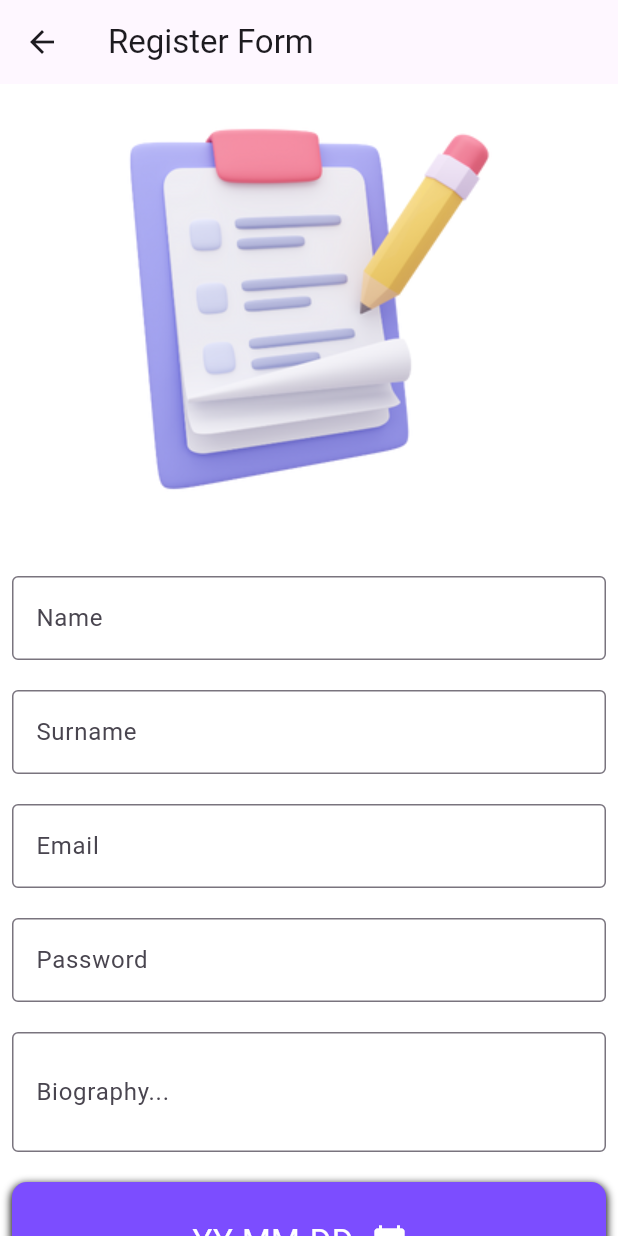
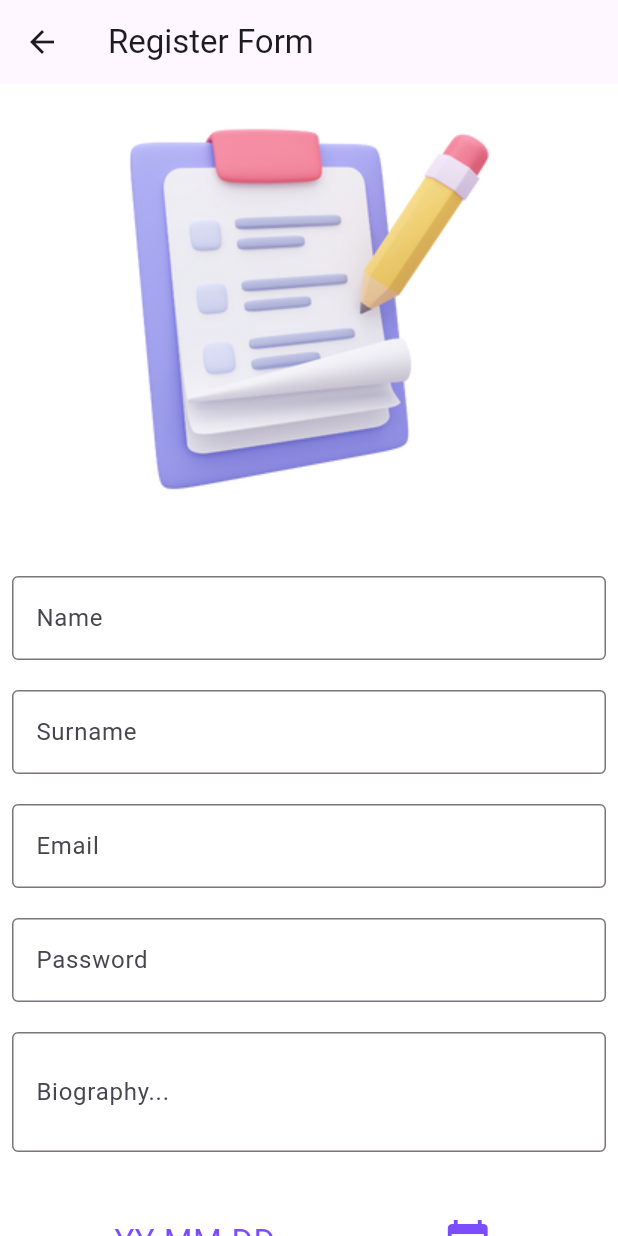
Before and after one commit to yunusemredurmus/hero_games_case, a Flutter app: the RegisterScreen screen opened by its route, on a phone screen of 412 x 824 dp. Run offline on Flutter 3.47's test engine with Material 3 defaults, Android fonts, the phone set to English and light mode, and no system bars; our stand-ins replace cloud_firestore, firebase_auth, firebase_core; accounts and stored records are empty.

Commit message:
Refactor register screen UI

```diff
--- a/lib/feature/home/screens/register_screen.dart
+++ b/lib/feature/home/screens/register_screen.dart
@@ -57,31 +57,23 @@ class RegisterScreen extends StatelessWidget {
                     Container(
                       padding: const EdgeInsets.all(16),
                       decoration: BoxDecoration(
-                        color: Colors.deepPurpleAccent[200],
                         borderRadius: BorderRadius.circular(10),
-                        boxShadow: List.from([
-                          const BoxShadow(
-                            color: Colors.black,
-                            blurRadius: 4,
-                            spreadRadius: 0.1,
-                            offset: Offset(0, 2),
-                          ),
-                        ], growable: true),
                       ),
                       child: Row(
-                        mainAxisAlignment: MainAxisAlignment.center,
+                        mainAxisAlignment: MainAxisAlignment.spaceAround,
                         children: [
                           Text(
                             provider.birthDate == null
                                 ? 'YY-MM-DD'
                                 : 'Birth Date: ${provider.birthDate!.year}-${provider.birthDate!.month}-${provider.birthDate!.day}',
                             style: const TextStyle(
-                                fontSize: 22, color: Colors.white),
+                                fontSize: 22, color: Colors.deepPurpleAccent),
                           ),
                           IconButton(
                             onPressed: () => provider.selectDate(context),
                             icon: const Icon(Icons.calendar_today),
-                            color: Colors.white,
+                            color: Colors.deepPurpleAccent,
+                            iconSize: 32,
                           ),
                         ],
                       ),
```
